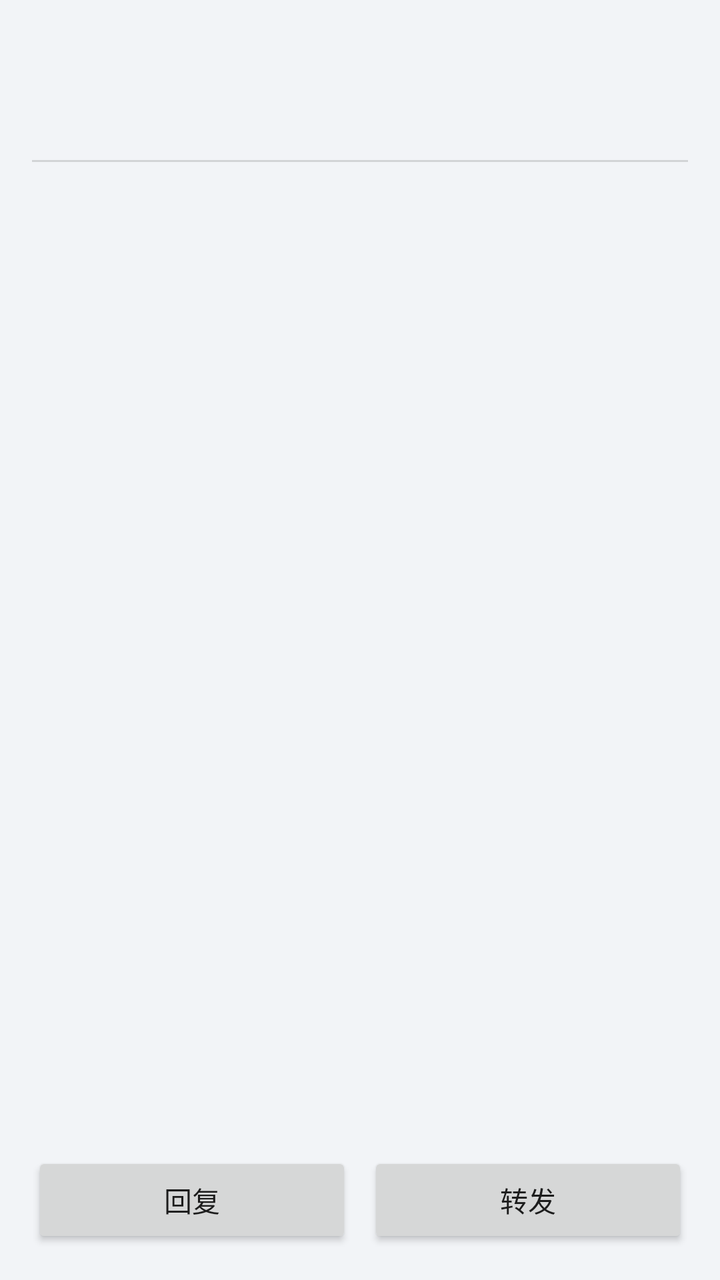
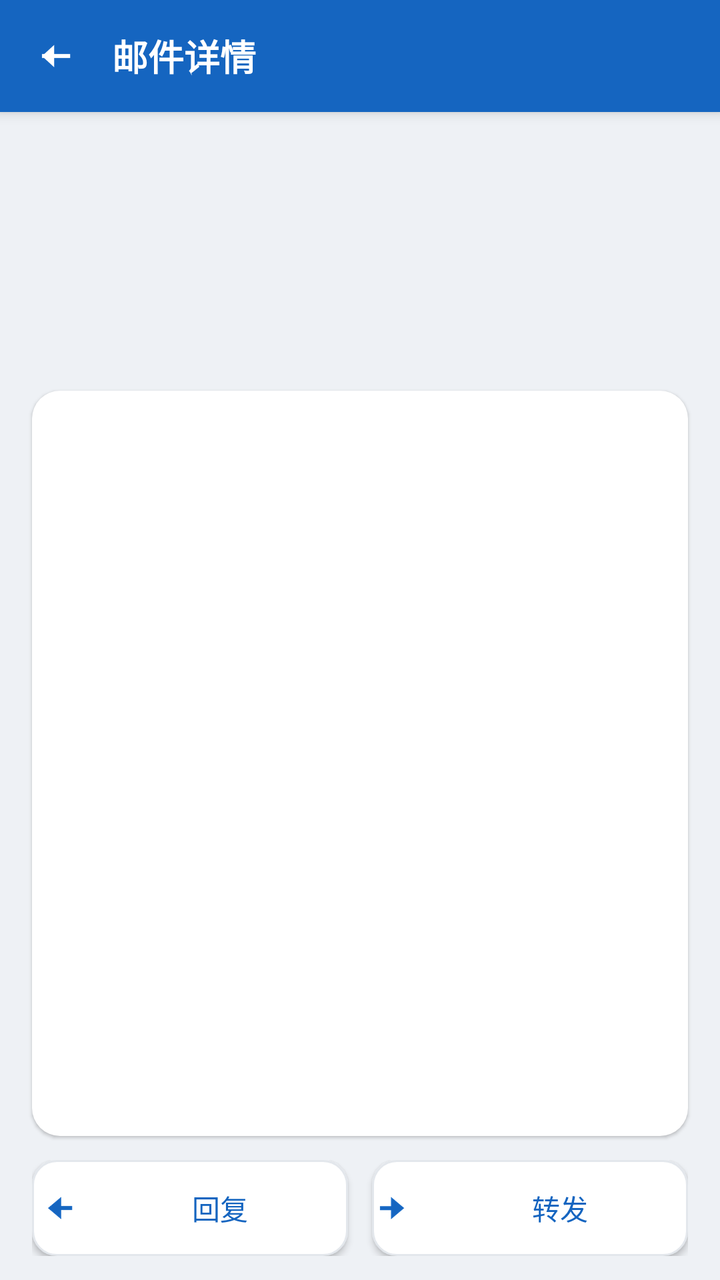

Compare the two renders of this Android layout. The source of the first and the diff that turns it into the second are given below.
<!-- AndroidManifest.xml: application theme AppTheme -->
<!-- res/layout/activity_message.xml -->
<?xml version="1.0" encoding="utf-8"?>
<LinearLayout xmlns:android="http://schemas.android.com/apk/res/android"
    android:layout_width="match_parent"
    android:layout_height="match_parent"
    android:orientation="vertical"
    android:padding="16dp">

    <TextView
        android:id="@+id/tv_subject"
        android:layout_width="match_parent"
        android:layout_height="wrap_content"
        android:textSize="18sp"
        android:textStyle="bold"
        android:textColor="@color/text" />

    <TextView
        android:id="@+id/tv_meta"
        android:layout_width="match_parent"
        android:layout_height="wrap_content"
        android:textSize="13sp"
        android:textColor="@color/sub"
        android:layout_marginTop="8dp" />

    
    <TextView
        android:id="@+id/tv_attach_title"
        android:layout_width="match_parent"
        android:layout_height="wrap_content"
        android:text="@string/label_attachments"
        android:textSize="13sp"
        android:textColor="@color/sub"
        android:layout_marginTop="10dp"
        android:visibility="gone" />

    <LinearLayout
        android:id="@+id/attach_box"
        android:layout_width="match_parent"
        android:layout_height="wrap_content"
        android:orientation="vertical"
        android:layout_marginTop="4dp" />

    <View
        android:layout_width="match_parent"
        android:layout_height="1dp"
        android:background="#22000000"
        android:layout_marginTop="10dp" />

    
    <FrameLayout
        android:layout_width="match_parent"
        android:layout_height="0dp"
        android:layout_weight="1"
        android:layout_marginTop="10dp">

        <ScrollView
            android:id="@+id/sv_text"
            android:layout_width="match_parent"
            android:layout_height="match_parent">

            <TextView
                android:id="@+id/tv_body"
                android:layout_width="match_parent"
                android:layout_height="wrap_content"
                android:textSize="15sp"
                android:lineSpacingExtra="3dp"
                android:textColor="@color/text" />
        </ScrollView>

        <WebView
            android:id="@+id/wv_body"
            android:layout_width="match_parent"
            android:layout_height="match_parent"
            android:visibility="gone" />

    </FrameLayout>

    <LinearLayout
        android:layout_width="match_parent"
        android:layout_height="wrap_content"
        android:orientation="horizontal"
        android:layout_marginTop="10dp">

        <Button
            android:id="@+id/btn_reply"
            android:layout_width="0dp"
            android:layout_height="wrap_content"
            android:layout_weight="1"
            android:text="@string/btn_reply" />

        <Button
            android:id="@+id/btn_forward"
            android:layout_width="0dp"
            android:layout_height="wrap_content"
            android:layout_weight="1"
            android:layout_marginLeft="8dp"
            android:text="@string/btn_forward" />

    </LinearLayout>

</LinearLayout>
<!-- resources referenced by this layout -->
<resources>
  <color name="sub">#777777</color>
  <color name="text">#222222</color>
  <string name="btn_forward">转发</string>
  <string name="btn_reply">回复</string>
  <string name="label_attachments">附件</string>
  <style name="AppTheme" parent="@android:style/Theme.Material.Light">
          <item name="android:colorPrimary">@color/primary</item>
          <item name="android:colorAccent">@color/primary</item>
          <item name="android:windowBackground">@color/bg</item>
      </style>
  <color name="primary">#2196F3</color>
  <color name="bg">#F2F4F7</color>
</resources>

<!-- the commit's change to res/layout/activity_message.xml (unified diff, before → after) -->
@@ -2,55 +2,172 @@
 <LinearLayout xmlns:android="http://schemas.android.com/apk/res/android"
     android:layout_width="match_parent"
     android:layout_height="match_parent"
-    android:orientation="vertical"
-    android:padding="16dp">
-
-    <TextView
-        android:id="@+id/tv_subject"
-        android:layout_width="match_parent"
-        android:layout_height="wrap_content"
-        android:textSize="18sp"
-        android:textStyle="bold"
-        android:textColor="@color/text" />
-
-    <TextView
-        android:id="@+id/tv_meta"
-        android:layout_width="match_parent"
-        android:layout_height="wrap_content"
-        android:textSize="13sp"
-        android:textColor="@color/sub"
-        android:layout_marginTop="8dp" />
+    android:orientation="vertical">
+
+    <android.widget.Toolbar
+        android:id="@+id/toolbar"
+        android:layout_width="match_parent"
+        android:layout_height="?android:attr/actionBarSize"
+        android:background="@color/primary"
+        android:elevation="4dp"
+        android:contentInsetStart="0dp"
+        android:contentInsetLeft="0dp">
+
+        <LinearLayout
+            android:layout_width="match_parent"
+            android:layout_height="match_parent"
+            android:orientation="horizontal"
+            android:gravity="center_vertical"
+            android:paddingLeft="6dp"
+            android:paddingRight="16dp">
+
+            <ImageButton
+                android:id="@+id/btn_back"
+                android:layout_width="42dp"
+                android:layout_height="42dp"
+                android:src="@drawable/ic_back_white"
+                android:scaleType="center"
+                android:background="?android:attr/selectableItemBackgroundBorderless"
+                android:contentDescription="@string/content_back" />
+
+            <TextView
+                android:id="@+id/tv_bar_title"
+                android:layout_width="0dp"
+                android:layout_height="wrap_content"
+                android:layout_weight="1"
+                android:layout_marginLeft="8dp"
+                android:text="@string/bar_title_message"
+                android:textColor="@color/on_primary"
+                android:textSize="18sp"
+                android:textStyle="bold"
+                android:singleLine="true"
+                android:ellipsize="end" />
+
+            <TextView
+                android:id="@+id/tv_bar_category"
+                android:layout_width="wrap_content"
+                android:layout_height="wrap_content"
+                android:paddingLeft="8dp"
+                android:paddingRight="8dp"
+                android:paddingTop="3dp"
+                android:paddingBottom="3dp"
+                android:textSize="11sp"
+                android:textColor="#FFFFFF"
+                android:visibility="gone" />
+
+        </LinearLayout>
+    </android.widget.Toolbar>
 
     
-    <TextView
-        android:id="@+id/tv_attach_title"
-        android:layout_width="match_parent"
-        android:layout_height="wrap_content"
-        android:text="@string/label_attachments"
-        android:textSize="13sp"
-        android:textColor="@color/sub"
-        android:layout_marginTop="10dp"
-        android:visibility="gone" />
-
     <LinearLayout
-        android:id="@+id/attach_box"
         android:layout_width="match_parent"
         android:layout_height="wrap_content"
         android:orientation="vertical"
-        android:layout_marginTop="4dp" />
-
-    <View
-        android:layout_width="match_parent"
-        android:layout_height="1dp"
-        android:background="#22000000"
-        android:layout_marginTop="10dp" />
+        android:padding="16dp">
+
+        <TextView
+            android:id="@+id/tv_subject"
+            android:layout_width="match_parent"
+            android:layout_height="wrap_content"
+            android:textSize="20sp"
+            android:textStyle="bold"
+            android:textColor="@color/text" />
+
+        <LinearLayout
+            android:layout_width="match_parent"
+            android:layout_height="wrap_content"
+            android:orientation="horizontal"
+            android:gravity="center_vertical"
+            android:layout_marginTop="14dp">
+
+            <TextView
+                android:id="@+id/tv_avatar"
+                android:layout_width="40dp"
+                android:layout_height="40dp"
+                android:gravity="center"
+                android:textColor="#FFFFFF"
+                android:textSize="16sp"
+                android:textStyle="bold" />
+
+            <LinearLayout
+                android:layout_width="0dp"
+                android:layout_height="wrap_content"
+                android:layout_weight="1"
+                android:layout_marginLeft="12dp"
+                android:orientation="vertical">
+
+                <TextView
+                    android:id="@+id/tv_from"
+                    android:layout_width="match_parent"
+                    android:layout_height="wrap_content"
+                    android:textSize="14sp"
+                    android:textColor="@color/text"
+                    android:singleLine="true"
+                    android:ellipsize="end" />
+
+                <TextView
+                    android:id="@+id/tv_date"
+                    android:layout_width="match_parent"
+                    android:layout_height="wrap_content"
+                    android:textSize="12sp"
+                    android:textColor="@color/sub"
+                    android:layout_marginTop="2dp" />
+
+            </LinearLayout>
+
+        </LinearLayout>
+
+        <TextView
+            android:id="@+id/tv_meta"
+            android:layout_width="match_parent"
+            android:layout_height="wrap_content"
+            android:textSize="12sp"
+            android:textColor="@color/sub"
+            android:layout_marginTop="10dp" />
+
+    </LinearLayout>
+
+    
+    <LinearLayout
+        android:id="@+id/attach_area"
+        android:layout_width="match_parent"
+        android:layout_height="wrap_content"
+        android:orientation="vertical"
+        android:layout_marginLeft="16dp"
+        android:layout_marginRight="16dp"
+        android:layout_marginBottom="12dp"
+        android:padding="12dp"
+        android:background="@drawable/bg_card"
+        android:elevation="1dp"
+        android:visibility="gone">
+
+        <TextView
+            android:layout_width="wrap_content"
+            android:layout_height="wrap_content"
+            android:text="@string/label_attachments"
+            android:textSize="13sp"
+            android:textStyle="bold"
+            android:textColor="@color/sub" />
+
+        <LinearLayout
+            android:id="@+id/attach_box"
+            android:layout_width="match_parent"
+            android:layout_height="wrap_content"
+            android:orientation="vertical"
+            android:layout_marginTop="6dp" />
+
+    </LinearLayout>
 
     
     <FrameLayout
         android:layout_width="match_parent"
         android:layout_height="0dp"
         android:layout_weight="1"
-        android:layout_marginTop="10dp">
+        android:layout_marginLeft="16dp"
+        android:layout_marginRight="16dp"
+        android:layout_marginBottom="12dp"
+        android:background="@drawable/bg_card"
+        android:elevation="1dp">
 
         <ScrollView
             android:id="@+id/sv_text"
@@ -61,8 +178,9 @@
                 android:id="@+id/tv_body"
                 android:layout_width="match_parent"
                 android:layout_height="wrap_content"
+                android:padding="16dp"
                 android:textSize="15sp"
-                android:lineSpacingExtra="3dp"
+                android:lineSpacingExtra="4dp"
                 android:textColor="@color/text" />
         </ScrollView>
 
@@ -78,22 +196,34 @@
         android:layout_width="match_parent"
         android:layout_height="wrap_content"
         android:orientation="horizontal"
-        android:layout_marginTop="10dp">
+        android:paddingLeft="16dp"
+        android:paddingRight="16dp"
+        android:paddingBottom="12dp">
 
         <Button
             android:id="@+id/btn_reply"
             android:layout_width="0dp"
             android:layout_height="wrap_content"
             android:layout_weight="1"
-            android:text="@string/btn_reply" />
+            android:drawableStart="@drawable/ic_reply_blue"
+            android:drawablePadding="6dp"
+            android:gravity="center"
+            android:text="@string/btn_reply"
+            android:textColor="@color/primary"
+            android:background="@drawable/btn_outline" />
 
         <Button
             android:id="@+id/btn_forward"
             android:layout_width="0dp"
             android:layout_height="wrap_content"
             android:layout_weight="1"
-            android:layout_marginLeft="8dp"
-            android:text="@string/btn_forward" />
+            android:layout_marginLeft="12dp"
+            android:drawableStart="@drawable/ic_forward_blue"
+            android:drawablePadding="6dp"
+            android:gravity="center"
+            android:text="@string/btn_forward"
+            android:textColor="@color/primary"
+            android:background="@drawable/btn_outline" />
 
     </LinearLayout>
 
<!-- resource entries referenced after the edit -->
@@ -1,16 +1,53 @@
 <!-- resources referenced by this layout -->
 <resources>
-  <color name="sub">#777777</color>
-  <color name="text">#222222</color>
+  <color name="on_primary">#FFFFFF</color>
+  <color name="sub">#7A828A</color>
+  <color name="text">#1B1F23</color>
+  <!-- drawable bg_card (drawable) -->
+  <?xml version="1.0" encoding="utf-8"?>
+  <shape xmlns:android="http://schemas.android.com/apk/res/android"
+      android:shape="rectangle">
+      <solid android:color="@color/card" />
+      <corners android:radius="14dp" />
+  </shape>
+  <!-- drawable btn_outline (drawable) -->
+  <?xml version="1.0" encoding="utf-8"?>
+  <selector xmlns:android="http://schemas.android.com/apk/res/android">
+      <item android:state_pressed="true">
+          <shape android:shape="rectangle">
+              <solid android:color="@color/primary_light" />
+              <corners android:radius="12dp" />
+              <stroke android:width="1dp" android:color="@color/primary" />
+          </shape>
+      </item>
+      <item>
+          <shape android:shape="rectangle">
+              <solid android:color="@color/card" />
+              <corners android:radius="12dp" />
+              <stroke android:width="1dp" android:color="@color/divider" />
+          </shape>
+      </item>
+  </selector>
+  <!-- drawable ic_back_white: png bitmap (drawable-hdpi, 425 bytes) -->
+  <!-- drawable ic_forward_blue: png bitmap (drawable-hdpi, 720 bytes) -->
+  <!-- drawable ic_reply_blue: png bitmap (drawable-hdpi, 745 bytes) -->
+  <string name="bar_title_message">邮件详情</string>
   <string name="btn_forward">转发</string>
   <string name="btn_reply">回复</string>
+  <string name="content_back">返回</string>
   <string name="label_attachments">附件</string>
-  <style name="AppTheme" parent="@android:style/Theme.Material.Light">
+  <style name="AppTheme" parent="@android:style/Theme.Material.Light.NoActionBar">
           <item name="android:colorPrimary">@color/primary</item>
+          <item name="android:colorPrimaryDark">@color/primary_dark</item>
           <item name="android:colorAccent">@color/primary</item>
           <item name="android:windowBackground">@color/bg</item>
+          <item name="android:statusBarColor">@color/primary_dark</item>
       </style>
-  <color name="primary">#2196F3</color>
-  <color name="bg">#F2F4F7</color>
+  <color name="card">#FFFFFF</color>
+  <color name="primary_light">#E3F0FC</color>
+  <color name="divider">#E3E7EC</color>
+  <color name="primary_dark">#0D47A1</color>
+  <color name="primary">#1565C0</color>
+  <color name="bg">#EEF1F5</color>
 </resources>
 
